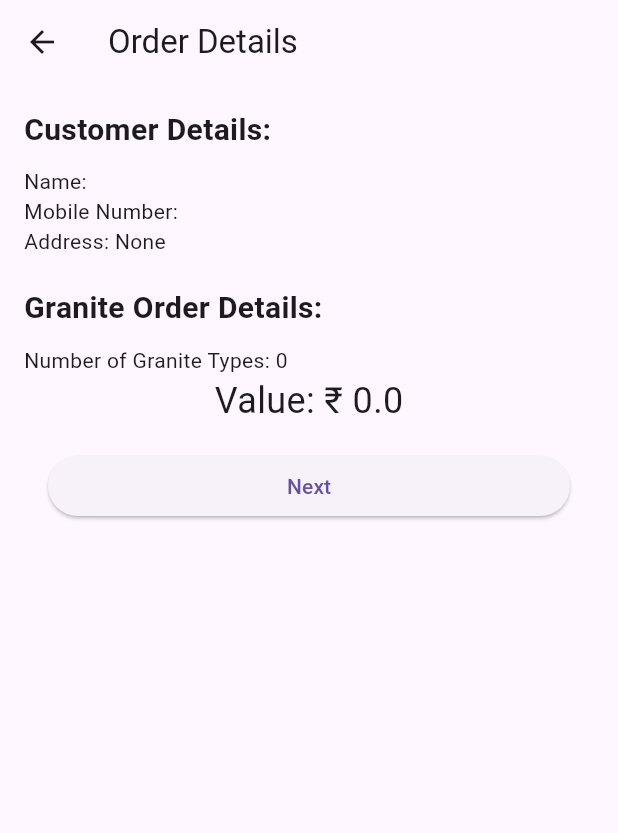
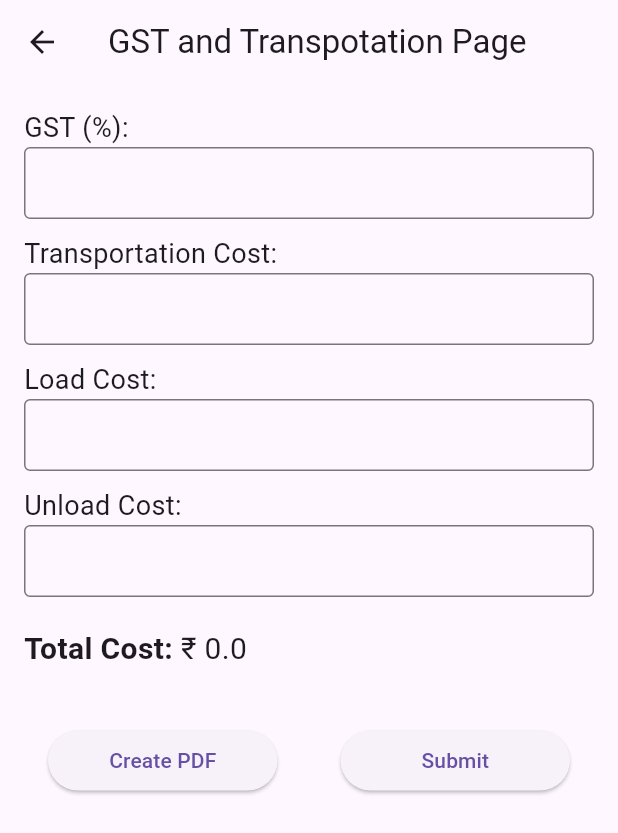
Before and after one commit to Rithvik119am/project_promise, a Flutter app: the OrderPage screen opened directly with empty values, after a tap on "Next", on a phone screen of 412 x 824 dp. Shown: the top 833 px of the screen. Run offline on Flutter 3.47's test engine with Material 3 defaults, Android fonts, the phone set to English and light mode, and no system bars.

Commit message:
added GST page

```diff
--- a/lib/groups/customer.dart
+++ b/lib/groups/customer.dart
@@ -23,6 +23,7 @@ class Order {
   List<GraniteOrder>? graniteOrders;
   double totalAmount = 0.0;
   double calculatTotalAmount() {
+    totalAmount = 0.0;
     for (final g in graniteOrders!) {
       totalAmount += g.price;
     }
--- /dev/null
+++ b/lib/pages/gst_transpart_page.dart
@@ -0,0 +1,147 @@
+import 'package:flutter/material.dart';
+import 'package:project_promise/groups/customer.dart';
+
+class GstTranspartPage extends StatefulWidget {
+  const GstTranspartPage({super.key, required this.order});
+  final Order order;
+  @override
+  GstTranspartPageState createState() => GstTranspartPageState();
+}
+
+class GstTranspartPageState extends State<GstTranspartPage> {
+  double gstPercentage = 0.0;
+  double transpotationCost = 0.0;
+  double loadCost = 0.0;
+  double unloadCost = 0.0;
+  double totalCost = 0.0;
+
+  void calculateTotalCost() {
+    totalCost = 0.0;
+    totalCost = widget.order.totalAmount +
+        widget.order.totalAmount * gstPercentage / 100 +
+        transpotationCost +
+        loadCost +
+        unloadCost;
+  }
+
+  @override
+  Widget build(BuildContext context) {
+    return Scaffold(
+      appBar: AppBar(
+        title: const Text('GST and Transpotation Page'),
+      ),
+      body: Padding(
+          padding: const EdgeInsets.all(16.0),
+          child: Column(
+            crossAxisAlignment: CrossAxisAlignment.start,
+            children: [
+              const Text('GST (%):', style: TextStyle(fontSize: 18)),
+              TextField(
+                decoration: const InputDecoration(
+                  border: OutlineInputBorder(),
+                  contentPadding: EdgeInsets.all(10),
+                ),
+                keyboardType: TextInputType.number,
+                onChanged: (value) {
+                  gstPercentage = double.tryParse(value) ?? 0.0;
+                  setState(() {
+                    calculateTotalCost();
+                  });
+                },
+              ),
+              const SizedBox(height: 10),
+              const Text('Transportation Cost:',
+                  style: TextStyle(fontSize: 18)),
+              TextField(
+                decoration: const InputDecoration(
+                  border: OutlineInputBorder(),
+                  contentPadding: EdgeInsets.all(10),
+                ),
+                keyboardType: TextInputType.number,
+                onChanged: (value) {
+                  transpotationCost = double.tryParse(value) ?? 0.0;
+                  setState(() {
+                    calculateTotalCost();
+                  });
+                },
+              ),
+              const SizedBox(height: 10),
+              const Text('Load Cost:', style: TextStyle(fontSize: 18)),
+              TextField(
+                decoration: const InputDecoration(
+                  border: OutlineInputBorder(),
+                  contentPadding: EdgeInsets.all(10),
+                ),
+                keyboardType: TextInputType.number,
+                onChanged: (value) {
+                  loadCost = double.tryParse(value) ?? 0.0;
+                  setState(() {
+                    calculateTotalCost();
+                  });
+                },
+              ),
+              const SizedBox(height: 10),
+              const Text('Unload Cost:', style: TextStyle(fontSize: 18)),
+              TextField(
+                decoration: const InputDecoration(
+                  border: OutlineInputBorder(),
+                  contentPadding: EdgeInsets.all(10),
+                ),
+                keyboardType: TextInputType.number,
+                onChanged: (value) {
+                  unloadCost = double.tryParse(value) ?? 0.0;
+                  setState(() {
+                    calculateTotalCost();
+                  });
+                },
+              ),
+              const SizedBox(height: 20),
+              Row(children: [
+                const Text(
+                  'Total Cost: ',
+                  style: TextStyle(fontSize: 20, fontWeight: FontWeight.bold),
+                ),
+                Text(
+                  '₹ $totalCost',
+                  style: const TextStyle(
+                      fontSize: 20, fontWeight: FontWeight.normal),
+                )
+              ]),
+              const SizedBox(height: 20),
+              Row(
+                children: [
+                  Expanded(
+                    child: Container(
+                      margin: const EdgeInsets.all(16),
+                      child: ElevatedButton(
+                        onPressed: () {
+                          Navigator.pop(context);
+                        },
+                        child: const Text('Create PDF'),
+                      ),
+                    ),
+                  ),
+                  const SizedBox(width: 10),
+                  Expanded(
+                    child: Container(
+                      margin: const EdgeInsets.all(16),
+                      child: ElevatedButton(
+                        onPressed: () {
+                          // Navigator.push(
+                          //   context,
+                          //   MaterialPageRoute(
+                          //     builder: (context) =>,
+                          //   ),
+                          // );
+                        },
+                        child: const Text('Submit'),
+                      ),
+                    ),
+                  ),
+                ],
+              )
+            ],
+          )),
+    );
+  }
+}
--- a/lib/pages/order_final_page.dart
+++ b/lib/pages/order_final_page.dart
@@ -1,5 +1,6 @@
 import 'package:flutter/material.dart';
 import 'package:project_promise/groups/customer.dart';
+import 'package:project_promise/pages/gst_transpart_page.dart';
 
 class OrderPage extends StatelessWidget {
   final Order order;
@@ -54,17 +55,31 @@ class OrderPage extends StatelessWidget {
                       }).toList(),
                     ),
                   ),
+                const SizedBox(height: 10),
                 Center(
-                  child: Text(
-                    'Value: ₹ ${order.calculatTotalAmount()}',
-                    style: const TextStyle(fontSize: 24),
+                    child: Row(children: [
+                  const Text(
+                    'Value: ',
+                    style: TextStyle(fontSize: 24, fontWeight: FontWeight.bold),
                   ),
-                ),
+                  Text(
+                    '₹ ${order.calculatTotalAmount()}',
+                    style: const TextStyle(
+                        fontSize: 24, fontWeight: FontWeight.normal),
+                  ),
+                ])),
                 Container(
                   margin: const EdgeInsets.all(16),
                   width: double.infinity,
                   child: ElevatedButton(
-                    onPressed: () {},
+                    onPressed: () {
+                      Navigator.push(
+                        context,
+                        MaterialPageRoute(
+                          builder: (context) => GstTranspartPage(order: order),
+                        ),
+                      );
+                    },
                     child: const Text('Next'),
                   ),
                 ),
```
Also changed, not shown: pubspec.lock.
